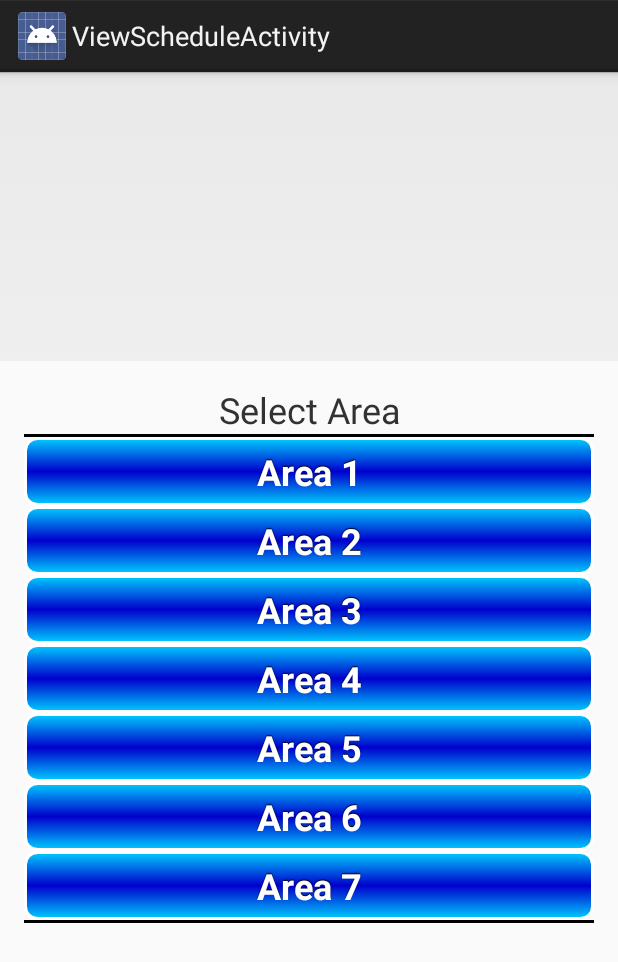
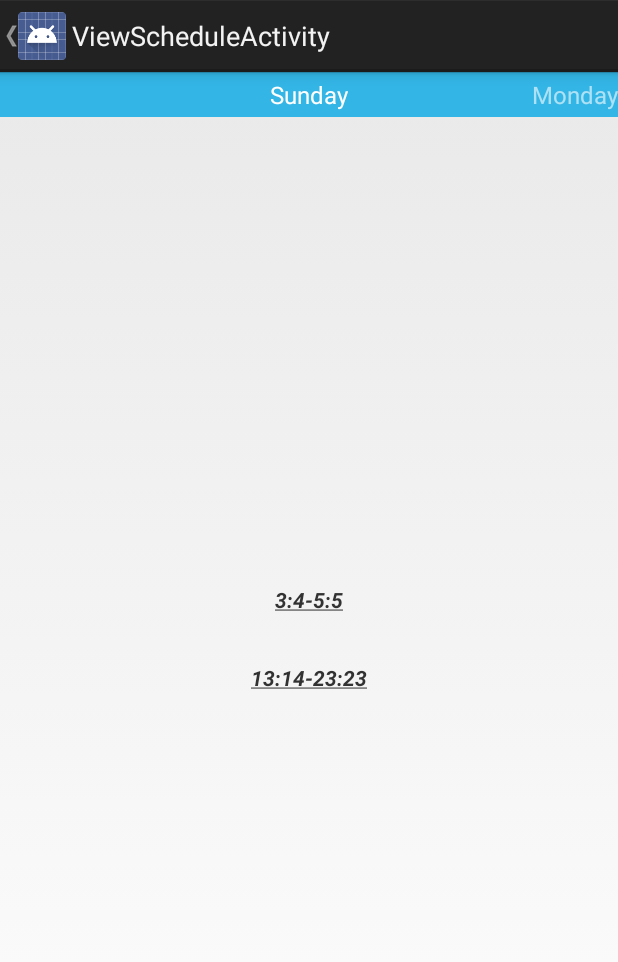
Before and after one commit to NirojPokhrel/loadsheddingreminder, an Android app: the ViewScheduleActivity screen opened directly, with no data from a screen before it, after a tap on an icon or button, on a phone screen of 412 x 824 dp. Shown: the top 962 px of the screen. Run offline under Robolectric (Android 15) with nearby library versions, the phone set to English and light mode, and no system bars.

Commit message:
Added view for the display of schedule.But a bug remains.

```diff
--- a/Niroj/LoadSheddingReminder/app/src/main/AndroidManifest.xml
+++ b/Niroj/LoadSheddingReminder/app/src/main/AndroidManifest.xml
@@ -29,6 +29,10 @@
             android:name=".ViewScheduleActivity"
             android:label="@string/title_activity_view_schedule" >
         </activity>
+        <activity
+            android:name=".TabbedViewScheduleActivity"
+            android:label="@string/title_activity_view_schedule" >
+        </activity>
     </application>
 
 </manifest>
--- a/Niroj/LoadSheddingReminder/app/src/main/java/com/bishalniroj/loadsheddingreminder/CustomTimePicker.java
+++ b/Niroj/LoadSheddingReminder/app/src/main/java/com/bishalniroj/loadsheddingreminder/CustomTimePicker.java
@@ -44,7 +44,6 @@ public class CustomTimePicker extends Activity {
         CustomTimePicker mCustomTimePicker;
 
         public TimePickerFragment() {
-
         }
 
         @Override
@@ -64,7 +63,7 @@ public class CustomTimePicker extends Activity {
         @Override
         public void onTimeSet(TimePicker view, int hourOfDay, int minute) {
             String str = "You will get alarm at "+hourOfDay+" hours"+" "+minute+" minutes"+
-                    " before next load shedding";
+                    " before every load shedding";
             mTimerInfoDisplay.setText(str);
         }
     }
--- /dev/null
+++ b/Niroj/LoadSheddingReminder/app/src/main/java/com/bishalniroj/loadsheddingreminder/TabbedViewScheduleActivity.java
@@ -0,0 +1,170 @@
+/*
+ * Copyright 2012 The Android Open Source Project
+ *
+ * Licensed under the Apache License, Version 2.0 (the "License");
+ * you may not use this file except in compliance with the License.
+ * You may obtain a copy of the License at
+ *
+ *     http://www.apache.org/licenses/LICENSE-2.0
+ *
+ * Unless required by applicable law or agreed to in writing, software
+ * distributed under the License is distributed on an "AS IS" BASIS,
+ * WITHOUT WARRANTIES OR CONDITIONS OF ANY KIND, either express or implied.
+ * See the License for the specific language governing permissions and
+ * limitations under the License.
+ */
+
+package com.bishalniroj.loadsheddingreminder;
+
+import android.app.ActionBar;
+import android.content.Intent;
+import android.os.Bundle;
+import android.support.v4.app.Fragment;
+import android.support.v4.app.FragmentActivity;
+import android.support.v4.app.FragmentManager;
+import android.support.v4.app.FragmentStatePagerAdapter;
+import android.support.v4.app.NavUtils;
+import android.support.v4.app.TaskStackBuilder;
+import android.support.v4.view.ViewPager;
+import android.text.Html;
+import android.view.LayoutInflater;
+import android.view.MenuItem;
+import android.view.View;
+import android.view.ViewGroup;
+import android.widget.TextView;
+
+import java.util.ArrayList;
+
+public class TabbedViewScheduleActivity extends FragmentActivity {
+
+    private static IDummyClass mDummyDataClass;
+    DemoCollectionPagerAdapter mDemoCollectionPagerAdapter;
+
+    ViewPager mViewPager;
+
+    public void onCreate(Bundle savedInstanceState) {
+        super.onCreate(savedInstanceState);
+        mDummyDataClass = TestDataClass.GetInstanceOfClass();
+        setContentView(R.layout.activity_collection_demo);
+
+        mDemoCollectionPagerAdapter = new DemoCollectionPagerAdapter(getSupportFragmentManager());
+
+        // Set up action bar.
+        final ActionBar actionBar = getActionBar();
+
+        // Specify that the Home button should show an "Up" caret, indicating that touching the
+        // button will take the user one step up in the application's hierarchy.
+        actionBar.setDisplayHomeAsUpEnabled(true);
+
+        // Set up the ViewPager, attaching the adapter.
+        mViewPager = (ViewPager) findViewById(R.id.pager);
+        mViewPager.setAdapter(mDemoCollectionPagerAdapter);
+    }
+
+    @Override
+    public boolean onOptionsItemSelected(MenuItem item) {
+        switch (item.getItemId()) {
+            case android.R.id.home:
+                // This is called when the Home (Up) button is pressed in the action bar.
+                // Create a simple intent that starts the hierarchical parent activity and
+                // use NavUtils in the Support Package to ensure proper handling of Up.
+                Intent upIntent = new Intent(this, LoadSheddingActivity.class);
+                if (NavUtils.shouldUpRecreateTask(this, upIntent)) {
+                    // This activity is not part of the application's task, so create a new task
+                    // with a synthesized back stack.
+                    TaskStackBuilder.from(this)
+                            // If there are ancestor activities, they should be added here.
+                            .addNextIntent(upIntent)
+                            .startActivities();
+                    finish();
+                } else {
+                    // This activity is part of the application's task, so simply
+                    // navigate up to the hierarchical parent activity.
+                    NavUtils.navigateUpTo(this, upIntent);
+                }
+                return true;
+        }
+        return super.onOptionsItemSelected(item);
+    }
+
+    /**
+     * A {@link android.support.v4.app.FragmentStatePagerAdapter} that returns a fragment
+     * representing an object in the collection.
+     */
+    public static class DemoCollectionPagerAdapter extends FragmentStatePagerAdapter {
+
+        public DemoCollectionPagerAdapter(FragmentManager fm) {
+            super(fm);
+        }
+
+        @Override
+        public Fragment getItem(int i) {
+            Fragment fragment = new DemoObjectFragment();
+            Bundle args = new Bundle();
+            args.putInt(DemoObjectFragment.ARG_OBJECT, i + 1); // Our object is just an integer :-P
+            fragment.setArguments(args);
+            return fragment;
+        }
+
+        @Override
+        public int getCount() {
+            // For this contrived example, we have a 100-object collection.
+            return 7;
+        }
+
+        @Override
+        public CharSequence getPageTitle(int position) {
+            switch(position) {
+                case 0:
+                    return "Sunday";
+                case 1:
+                    return "Monday";
+                case 2:
+                    return "Tuesday";
+                case 3:
+                    return "Wednesday";
+                case 4:
+                    return "Thursday";
+                case 5:
+                    return "Friday";
+                case 6:
+                    return "Saturday";
+                default:
+                    return "None";
+            }
+        }
+    }
+
+    /**
+     * A dummy fragment representing a section of the app, but that simply displays dummy text.
+     */
+    public static class DemoObjectFragment extends Fragment {
+
+        public static final String ARG_OBJECT = "object";
+
+        @Override
+        public View onCreateView(LayoutInflater inflater, ViewGroup container,
+                Bundle savedInstanceState) {
+            View rootView = inflater.inflate(R.layout.fragment_collection_object, container, false);
+            Bundle args = getArguments();
+            ((TextView) rootView.findViewById(android.R.id.text1)).setText(
+                    Html.fromHtml(ConvertToHtmlString(args.getInt(ARG_OBJECT))));
+            return rootView;
+        }
+    }
+
+
+
+    private static String ConvertToHtmlString( int pos ) {
+        String str = "";
+
+        ArrayList<IDummyClass.LoadSheddingData> loadSheddingList = mDummyDataClass.GetLoadSheddingInfoForADay(pos);
+        for( int i=0; i<loadSheddingList.size(); i++) {
+            str += "<h6><u><i>"+loadSheddingList.get(i).start_hour+":"+loadSheddingList.get(i).start_min+"-"+
+                    loadSheddingList.get(i).end_hour+":"+loadSheddingList.get(i).end_hour+"</i></u></h6>";
+            str += "<br>";
+        }
+
+        return str;
+    }
+}
--- a/Niroj/LoadSheddingReminder/app/src/main/java/com/bishalniroj/loadsheddingreminder/ViewScheduleActivity.java
+++ b/Niroj/LoadSheddingReminder/app/src/main/java/com/bishalniroj/loadsheddingreminder/ViewScheduleActivity.java
@@ -1,12 +1,11 @@
 package com.bishalniroj.loadsheddingreminder;
 
-import android.app.ActionBar;
 import android.app.Activity;
 import android.app.Fragment;
+import android.content.Intent;
 import android.os.Bundle;
+import android.support.v4.app.FragmentActivity;
 import android.view.LayoutInflater;
-import android.view.Menu;
-import android.view.MenuItem;
 import android.view.View;
 import android.view.ViewGroup;
 import android.os.Build;
@@ -15,7 +14,7 @@ import android.widget.LinearLayout;
 
 
 public class ViewScheduleActivity extends
-        Activity {
+        FragmentActivity {
 
     private static Activity mActivity;
     @Override
@@ -62,7 +61,9 @@ public class ViewScheduleActivity extends
         private View.OnClickListener mClickListener = new View.OnClickListener() {
             @Override
             public void onClick(View v) {
-
+                    //Launch an activity to show the schedule !!!
+                Intent intent = new Intent( mActivity, TabbedViewScheduleActivity.class);
+                startActivity(intent);
             }
         };
     }
@@ -80,5 +81,5 @@ public class ViewScheduleActivity extends
 
             return rootView;
         }
-    };
+    }
 }
--- /dev/null
+++ b/Niroj/LoadSheddingReminder/app/src/main/res/layout/activity_collection_demo.xml
@@ -0,0 +1,35 @@
+<!--
+  Copyright 2012 The Android Open Source Project
+
+  Licensed under the Apache License, Version 2.0 (the "License");
+  you may not use this file except in compliance with the License.
+  You may obtain a copy of the License at
+
+      http://www.apache.org/licenses/LICENSE-2.0
+
+  Unless required by applicable law or agreed to in writing, software
+  distributed under the License is distributed on an "AS IS" BASIS,
+  WITHOUT WARRANTIES OR CONDITIONS OF ANY KIND, either express or implied.
+  See the License for the specific language governing permissions and
+  limitations under the License.
+  -->
+
+<android.support.v4.view.ViewPager xmlns:android="http://schemas.android.com/apk/res/android"
+    android:id="@+id/pager"
+    android:layout_width="match_parent"
+    android:layout_height="match_parent">
+
+    <!--
+    This title strip will display the currently visible page title, as well as the page
+    titles for adjacent pages.
+    -->
+    <android.support.v4.view.PagerTitleStrip android:id="@+id/pager_title_strip"
+        android:layout_width="match_parent"
+        android:layout_height="wrap_content"
+        android:layout_gravity="top"
+        android:background="#33b5e5"
+        android:textColor="#fff"
+        android:paddingTop="4dp"
+        android:paddingBottom="4dp" />
+
+</android.support.v4.view.ViewPager>
--- /dev/null
+++ b/Niroj/LoadSheddingReminder/app/src/main/res/layout/fragment_collection_object.xml
@@ -0,0 +1,22 @@
+<!--
+  Copyright 2012 The Android Open Source Project
+
+  Licensed under the Apache License, Version 2.0 (the "License");
+  you may not use this file except in compliance with the License.
+  You may obtain a copy of the License at
+
+      http://www.apache.org/licenses/LICENSE-2.0
+
+  Unless required by applicable law or agreed to in writing, software
+  distributed under the License is distributed on an "AS IS" BASIS,
+  WITHOUT WARRANTIES OR CONDITIONS OF ANY KIND, either express or implied.
+  See the License for the specific language governing permissions and
+  limitations under the License.
+  -->
+
+<TextView xmlns:android="http://schemas.android.com/apk/res/android"
+    android:id="@android:id/text1"
+    android:layout_width="match_parent"
+    android:layout_height="match_parent"
+    android:gravity="center"
+    android:padding="32dp" />
--- a/Niroj/LoadSheddingReminder/app/src/main/res/layout/fragment_display_area.xml
+++ b/Niroj/LoadSheddingReminder/app/src/main/res/layout/fragment_display_area.xml
@@ -18,6 +18,5 @@
     <ListView
         android:layout_width="match_parent"
         android:layout_height="wrap_content"
-        android:layout_weight="1"></ListView>
-
+        android:layout_weight="1" />
 </LinearLayout>
```
Also changed, not shown: Niroj/LoadSheddingReminder/app/src/main/java/com/bishalniroj/loadsheddingreminder/IDummyClass.java (+21 -0 lines), Niroj/LoadSheddingReminder/app/src/main/java/com/bishalniroj/loadsheddingreminder/TestDataClass.java (+16 -0 lines).
